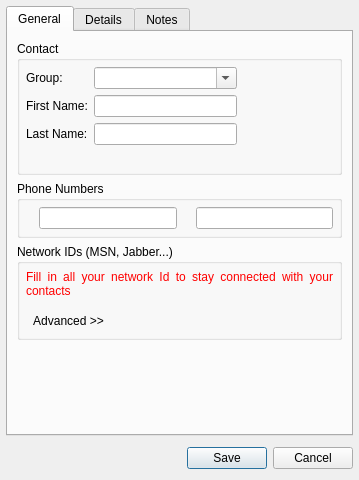
Qt form wengophone/src/presentation/qt/profile/ProfileDetails.ui (tkrotoff/WengoPhone) before a commit.
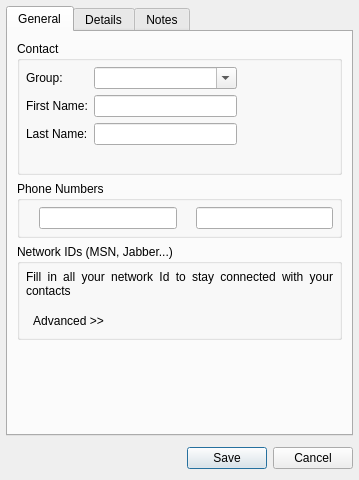
The same form after that commit. Icons and pictures are not drawn.

Commit message: change text palettes

What changed in the file:
```diff
--- a/wengophone/src/presentation/qt/profile/ProfileDetails.ui
+++ b/wengophone/src/presentation/qt/profile/ProfileDetails.ui
@@ -81,271 +81,6 @@
           </item>
           <item row="0" column="0" >
            <widget class="QLabel" name="myProfileLabel" >
-            <property name="palette" >
-             <palette>
-              <active>
-               <color>
-                <red>255</red>
-                <green>0</green>
-                <blue>0</blue>
-               </color>
-               <color>
-                <red>221</red>
-                <green>223</green>
-                <blue>228</blue>
-               </color>
-               <color>
-                <red>255</red>
-                <green>255</green>
-                <blue>255</blue>
-               </color>
-               <color>
-                <red>255</red>
-                <green>255</green>
-                <blue>255</blue>
-               </color>
-               <color>
-                <red>85</red>
-                <green>85</green>
-                <blue>85</blue>
-               </color>
-               <color>
-                <red>199</red>
-                <green>199</green>
-                <blue>199</blue>
-               </color>
-               <color>
-                <red>0</red>
-                <green>0</green>
-                <blue>0</blue>
-               </color>
-               <color>
-                <red>255</red>
-                <green>255</green>
-                <blue>255</blue>
-               </color>
-               <color>
-                <red>0</red>
-                <green>0</green>
-                <blue>0</blue>
-               </color>
-               <color>
-                <red>255</red>
-                <green>255</green>
-                <blue>255</blue>
-               </color>
-               <color>
-                <red>239</red>
-                <green>239</green>
-                <blue>239</blue>
-               </color>
-               <color>
-                <red>0</red>
-                <green>0</green>
-                <blue>0</blue>
-               </color>
-               <color>
-                <red>103</red>
-                <green>141</green>
-                <blue>178</blue>
-               </color>
-               <color>
-                <red>255</red>
-                <green>255</green>
-                <blue>255</blue>
-               </color>
-               <color>
-                <red>0</red>
-                <green>0</green>
-                <blue>238</blue>
-               </color>
-               <color>
-                <red>82</red>
-                <green>24</green>
-                <blue>139</blue>
-               </color>
-               <color>
-                <red>232</red>
-                <green>232</green>
-                <blue>232</blue>
-               </color>
-              </active>
-              <inactive>
-               <color>
-                <red>255</red>
-                <green>0</green>
-                <blue>0</blue>
-               </color>
-               <color>
-                <red>221</red>
-                <green>223</green>
-                <blue>228</blue>
-               </color>
-               <color>
-                <red>255</red>
-                <green>255</green>
-                <blue>255</blue>
-               </color>
-               <color>
-                <red>255</red>
-                <green>255</green>
-                <blue>255</blue>
-               </color>
-               <color>
-                <red>85</red>
-                <green>85</green>
-                <blue>85</blue>
-               </color>
-               <color>
-                <red>199</red>
-                <green>199</green>
-                <blue>199</blue>
-               </color>
-               <color>
-                <red>0</red>
-                <green>0</green>
-                <blue>0</blue>
-               </color>
-               <color>
-                <red>255</red>
-                <green>255</green>
-                <blue>255</blue>
-               </color>
-               <color>
-                <red>0</red>
-                <green>0</green>
-                <blue>0</blue>
-               </color>
-               <color>
-                <red>255</red>
-                <green>255</green>
-                <blue>255</blue>
-               </color>
-               <color>
-                <red>239</red>
-                <green>239</green>
-                <blue>239</blue>
-               </color>
-               <color>
-                <red>0</red>
-                <green>0</green>
-                <blue>0</blue>
-               </color>
-               <color>
-                <red>103</red>
-                <green>141</green>
-                <blue>178</blue>
-               </color>
-               <color>
-                <red>255</red>
-                <green>255</green>
-                <blue>255</blue>
-               </color>
-               <color>
-                <red>0</red>
-                <green>0</green>
-                <blue>238</blue>
-               </color>
-               <color>
-                <red>82</red>
-                <green>24</green>
-                <blue>139</blue>
-               </color>
-               <color>
-                <red>232</red>
-                <green>232</green>
-                <blue>232</blue>
-               </color>
-              </inactive>
-              <disabled>
-               <color>
-                <red>128</red>
-                <green>128</green>
-                <blue>128</blue>
-               </color>
-               <color>
-                <red>221</red>
-                <green>223</green>
-                <blue>228</blue>
-               </color>
-               <color>
-                <red>255</red>
-                <green>255</green>
-                <blue>255</blue>
-               </color>
-               <color>
-                <red>255</red>
-                <green>255</green>
-                <blue>255</blue>
-               </color>
-               <color>
-                <red>85</red>
-                <green>85</green>
-                <blue>85</blue>
-               </color>
-               <color>
-                <red>199</red>
-                <green>199</green>
-                <blue>199</blue>
-               </color>
-               <color>
-                <red>199</red>
-                <green>199</green>
-                <blue>199</blue>
-               </color>
-               <color>
-                <red>255</red>
-                <green>255</green>
-                <blue>255</blue>
-               </color>
-               <color>
-                <red>128</red>
-                <green>128</green>
-                <blue>128</blue>
-               </color>
-               <color>
-                <red>239</red>
-                <green>239</green>
-                <blue>239</blue>
-               </color>
-               <color>
-                <red>239</red>
-                <green>239</green>
-                <blue>239</blue>
-               </color>
-               <color>
-                <red>0</red>
-                <green>0</green>
-                <blue>0</blue>
-               </color>
-               <color>
-                <red>86</red>
-                <green>117</green>
-                <blue>148</blue>
-               </color>
-               <color>
-                <red>255</red>
-                <green>255</green>
-                <blue>255</blue>
-               </color>
-               <color>
-                <red>0</red>
-                <green>0</green>
-                <blue>238</blue>
-               </color>
-               <color>
-                <red>82</red>
-                <green>24</green>
-                <blue>139</blue>
-               </color>
-               <color>
-                <red>232</red>
-                <green>232</green>
-                <blue>232</blue>
-               </color>
-              </disabled>
-             </palette>
-            </property>
             <property name="autoFillBackground" >
              <bool>false</bool>
             </property>
```
The commit also changes 1 other file.
